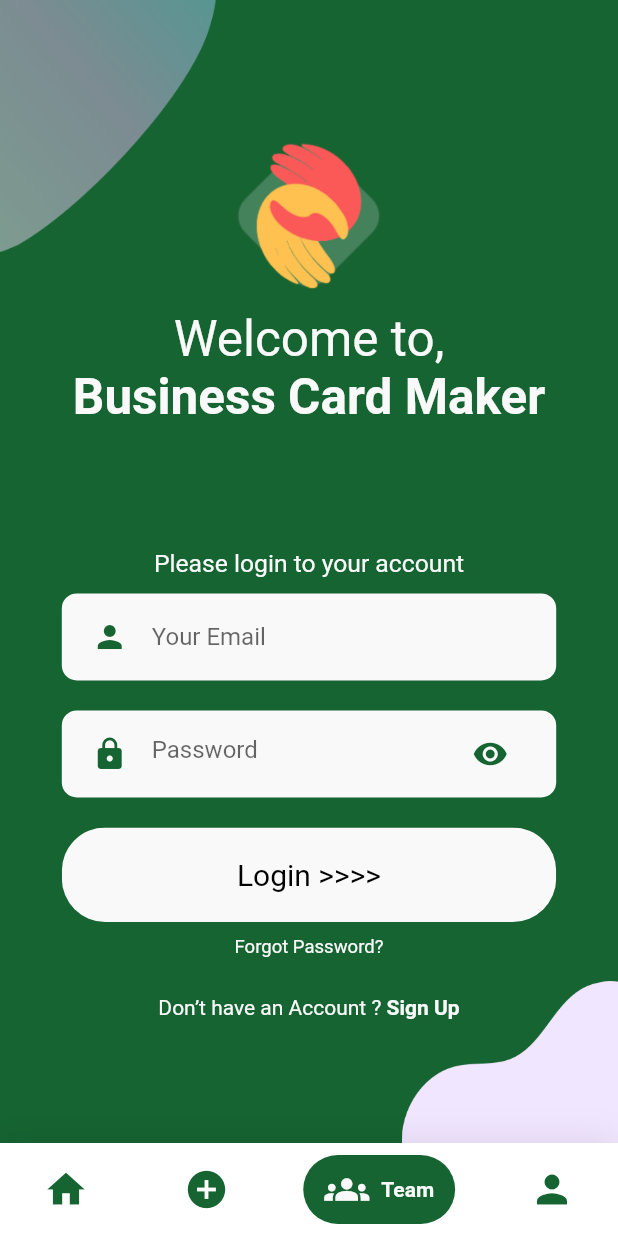
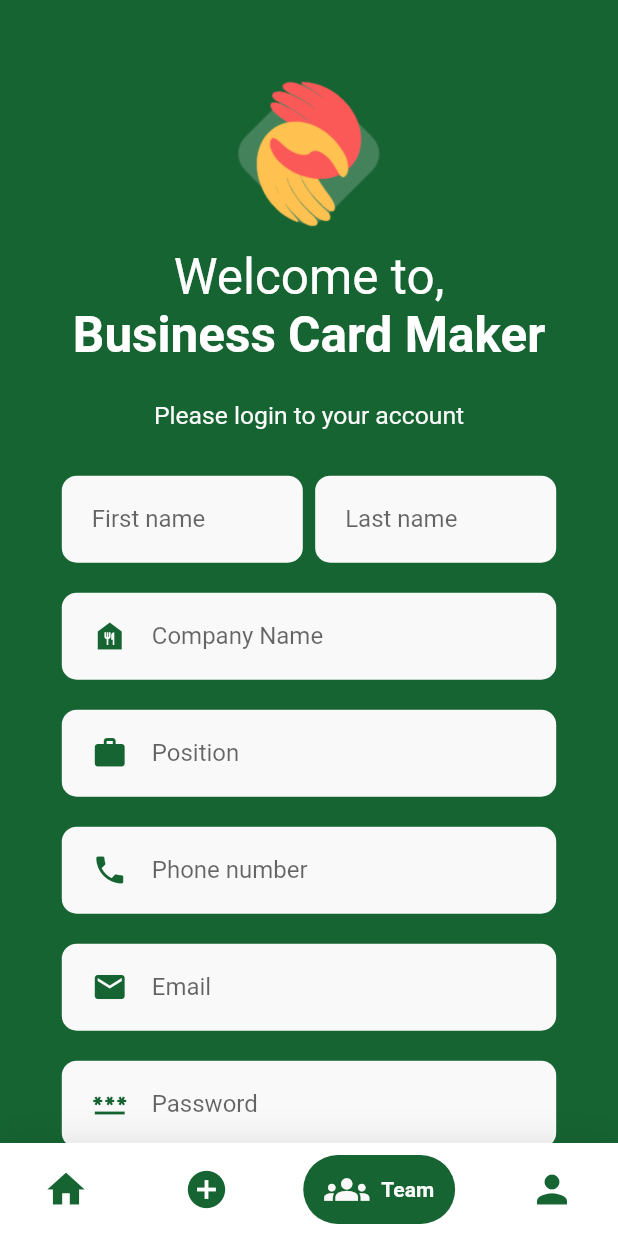
Before and after one commit to seangsokhai/Business_card, a Flutter app: the Floating screen opened directly, item 3 of the bottom bar chosen, on a phone screen of 412 x 824 dp. Run offline on Flutter 3.47's test engine with Material 2 defaults, Android fonts, the phone set to English and light mode, and no system bars; drawn by our look-alikes of google_nav_bar; our stand-ins replace flutter_svg; statements that could not run were skipped.

Commit message:
create_page

```diff
--- a/lib/Screens/floating/floating.dart
+++ b/lib/Screens/floating/floating.dart
@@ -3,7 +3,7 @@ import 'package:google_nav_bar/google_nav_bar.dart';
 import 'package:smalltest/Screens/floating/category/category.dart';
 import 'package:smalltest/Screens/floating/createcard/create_card.dart';
 import 'package:smalltest/Screens/floating/profile/profile.dart';
-import 'package:smalltest/Screens/login/login_screen.dart';
+import 'package:smalltest/Screens/floating/team/team.dart';
 // import 'package:smalltest/Screens/welcome_screen.dart';
 
 import '../../constants.dart';
@@ -18,7 +18,7 @@ class _ExampleState extends State<Floating> {
   final List<Widget> _children = [
     CreateCard(),
     CateGory(),
-    LoginScreen(),
+    TeamScreen(),
     Profile(),
   ];
 
@@ -27,6 +27,7 @@ class _ExampleState extends State<Floating> {
       _selectedIndex = index;
     });
   }
+
   @override
   Widget build(BuildContext context) {
     return Scaffold(
@@ -44,9 +45,7 @@ class _ExampleState extends State<Floating> {
           ],
         ),
         child: SafeArea(
-
           child: Padding(
-
             padding: const EdgeInsets.symmetric(horizontal: 15.0, vertical: 8),
             child: GNav(
               rippleColor: Colors.grey[300]!,
--- /dev/null
+++ b/lib/Screens/floating/team/components/body.dart
@@ -0,0 +1,163 @@
+import 'package:flutter/material.dart';
+import 'package:flutter/rendering.dart';
+
+import 'package:smalltest/Screens/floating/floating.dart';
+import 'package:smalltest/Screens/login/login_screen.dart';
+import 'package:smalltest/components/Alreadyhaveacc.dart';
+import 'package:smalltest/components/rounded_bottom.dart';
+import 'package:smalltest/components/rounded_input_field.dart';
+import 'package:smalltest/components/rounded_signup_field.dart';
+import 'package:smalltest/constants.dart';
+
+class Body extends StatelessWidget {
+  @override
+  Widget build(BuildContext context) {
+    Size size = MediaQuery.of(context).size;
+    return SafeArea(
+      child: SizedBox(
+        width: double.infinity,
+        child: Padding(
+          padding: EdgeInsets.symmetric(horizontal: (20)),
+          child: SingleChildScrollView(
+            child: Column(
+              children: [
+                SizedBox(
+                  height: size.height * 0.05,
+                ),
+                Image.asset('assets/images/logo.png',
+                    height: size.height * 0.15),
+                // 4%
+                Text(
+                  "Welcome to,",
+                  style: TextStyle(
+                    color: Colors.white,
+                    fontSize: size.width * 0.08,
+                  ),
+                  textAlign: TextAlign.left,
+                ),
+                Text(
+                  "Business Card Maker",
+                  style: TextStyle(
+                    fontWeight: FontWeight.bold,
+                    fontSize: size.width * 0.08,
+                    color: Colors.white,
+                  ),
+                  textAlign: TextAlign.left,
+                ),
+                SizedBox(
+                  height: size.height * 0.03,
+                ),
+                Text(
+                  "Please login to your account",
+                  style: TextStyle(
+                    fontSize: size.width * 0.04,
+                    color: PinkLColor,
+                  ),
+                  textAlign: TextAlign.left,
+                ),
+
+                SizedBox(
+                  height: size.height * 0.025,
+                ),
+                Container(
+                  child: Container(
+                    child: Row(
+                      mainAxisAlignment: MainAxisAlignment.center,
+                      children: [
+                        RoundSignup(
+                          hintText: 'First name',
+                          onChange: (value) {},
+                        ),
+                        SizedBox(
+                          width: size.width * 0.02,
+                        ),
+                        RoundSignup(
+                          hintText: 'Last name',
+                          onChange: (value) {},
+                        ),
+                      ],
+                    ),
+                  ),
+                ),
+                RoundInputFeild(
+                  icon: Icons.food_bank,
+                  hintText: 'Company Name',
+                  onChange: (value) {},
+                ),
+                RoundInputFeild(
+                  icon: Icons.work,
+                  hintText: 'Position',
+                  onChange: (value) {},
+                ),
+                RoundInputFeild(
+                  icon: Icons.phone,
+                  hintText: 'Phone number',
+                  onChange: (value) {},
+                ),
+                RoundInputFeild(
+                  icon: Icons.email,
+                  hintText: 'Email',
+                  onChange: (value) {},
+                ),
+                RoundInputFeild(
+                  icon: Icons.password,
+                  hintText: 'Password',
+                  onChange: (value) {},
+                ),
+                RoundInputFeild(
+                  icon: Icons.password,
+                  hintText: 'Password',
+                  onChange: (value) {},
+                ),
+                RoundInputFeild(
+                  icon: Icons.password,
+                  hintText: 'Password',
+                  onChange: (value) {},
+                ),
+                RoundInputFeild(
+                  icon: Icons.password,
+                  hintText: 'Password',
+                  onChange: (value) {},
+                ),
+
+                // scrollDirection: Axis.vertical,
+
+                SizedBox(
+                  height: size.height * 0.0,
+                ),
+                RoundedButtom(
+                  text: 'Sign up >>>',
+                  textColor: Colors.black,
+                  color: PinkLColor,
+                  press: () => () {
+                    Navigator.of(context).push(
+                        MaterialPageRoute(builder: (context) => Floating()));
+                  },
+                ),
+                SizedBox(
+                  height: size.height * 0.02,
+                ),
+                AlreadyHaveAnAccountCheck(
+                  login: false,
+                  press: () => () {
+                    Navigator.push(
+                      context,
+                      MaterialPageRoute(
+                        builder: (context) {
+                          return LoginScreen(); // return SignUpScreen();
+                        },
+                      ),
+                    );
+                  },
+                ),
+                SizedBox(
+                  height: size.height * 0.05,
+                ),
+              ],
+            ),
+          ),
+        ),
+      ),
+    );
+  }
+}
--- /dev/null
+++ b/lib/Screens/floating/team/team.dart
@@ -0,0 +1,19 @@
+import 'package:flutter/material.dart';
+import 'package:smalltest/Screens/floating/team/components/body.dart';
+import 'package:smalltest/constants.dart';
+
+class TeamScreen extends StatelessWidget {
+  const TeamScreen({Key? key}) : super(key: key);
+
+  @override
+  Widget build(BuildContext context) {
+    // Size size = MediaQuery.of(context).size;
+    return Scaffold(
+      backgroundColor: PinkColor,
+      // appBar: AppBar(
+      //   title: Text("Sign Up"),
+      // ),
+      body: Body(),
+    );
+  }
+}
--- a/pubspec.yaml
+++ b/pubspec.yaml
@@ -62,6 +62,12 @@ flutter:
     - assets/images/card.png
     - assets/images/QR.png
     - assets/images/search.png
+    - assets/images/person.png
+    - assets/images/developers.png
+    - assets/images/Engineer.png
+    - assets/images/lawyer.png
+
+
 
     - assets/icons/chat.svg
     - assets/icons/facebook.svg
```
Also changed, not shown: lib/Screens/floating/category/component/body.dart (+148 -82 lines), assets/images/Engineer.png (added), assets/images/developers.png (added), assets/images/lawyer.png (added), assets/images/person.png (added).
